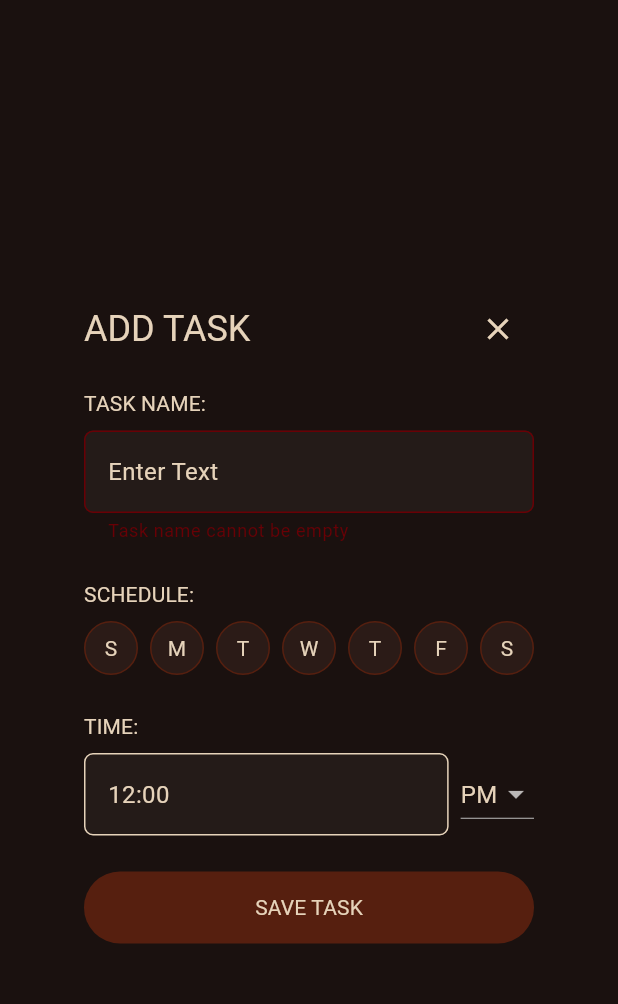
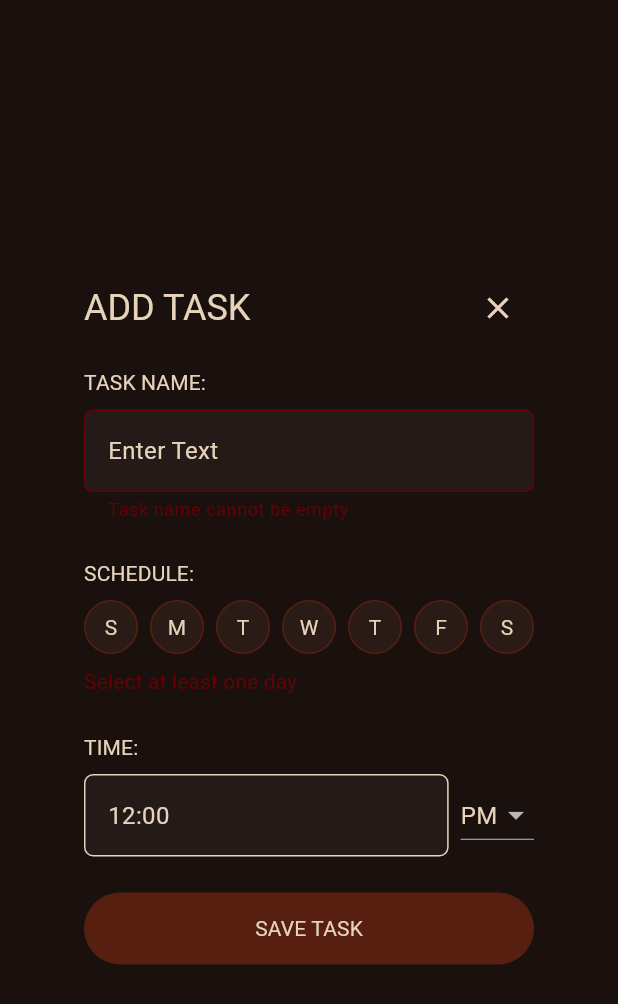
Before and after one commit to EjMndoza0330/Routine-Reminder, a Flutter app: the TaskModal widget shown alone on an empty page, opened directly, after a tap on "SAVE TASK", on a phone screen of 412 x 824 dp. Shown: the top 1004 px of the screen. Run offline on Flutter 3.47's test engine with Material 3 defaults, Android fonts, the phone set to English and light mode, and no system bars; our stand-ins replace device_preview, flutter_screenutil, google_fonts, shared_preferences; accounts and stored records are empty; Roboto replaces fonts that are missing (Abel).

Commit message:
10/08/2026 - Refined the Task list (ListTile) - Added the Scheduled day visual and getter - Made the day selector required and show an error message when empty

```diff
--- a/lib/taskmodal.dart
+++ b/lib/taskmodal.dart
@@ -4,10 +4,8 @@
 import 'widgets/day_selector.dart';
 
 class TaskModal extends StatefulWidget {
-  const TaskModal({super.key, this.task});
-
-  final Task? task; // null = Add mode, non-null = Edit mode
-
+  const TaskModal({super.key, this.task,});
+  final Task? task; // null = Add mode, non-null = Edit mode//to check if a day is selected or not
   @override
   State<TaskModal> createState() => _TaskModalState();
 }
@@ -17,6 +15,7 @@
   late TimeOfDay _selectedTime;
   late List<bool> _recurrence;
   bool _showNameError = false;
+  bool _showDaysError = false;
 
   @override
   void initState() {
@@ -36,8 +35,11 @@
 
   void _save() {
     final name = _nameController.text.trim();
-    if (name.isEmpty) { //if name is empty, it shouldn't save
-      setState(() => _showNameError = true);
+    final noDays = !_recurrence.any((d) => d);
+    if (name.isEmpty || noDays) { //if name is empty, it shouldn't save
+      setState(() {
+        _showNameError = name.isEmpty;
+        _showDaysError = noDays;});
       return;
     }
     final task = Task(
@@ -118,9 +120,18 @@
             const SizedBox(height: AppSpacing.base),
             DaySelector(
               recurrence: _recurrence,
-              onChanged: (updated) => setState(() => _recurrence = updated),
+              onChanged: (updated) => setState(() {
+              _recurrence = updated;
+              if (updated.any((d) => d)) _showDaysError = false;
+              }),
             ),
-            const SizedBox(height: AppSpacing.standard),
+            if (_showDaysError)
+             Padding(
+              padding: const EdgeInsets.only(top: AppSpacing.base),
+              child: Text('Select at least one day', style: theme.textTheme.labelLarge?.copyWith(color: theme.colorScheme.error))
+             ),
+
+             const SizedBox(height: AppSpacing.standard),
 
             // Time
             Text(
```
Also changed, not shown: lib/dashboard.dart (+19 -12 lines), lib/task.dart (+8 -0 lines).
